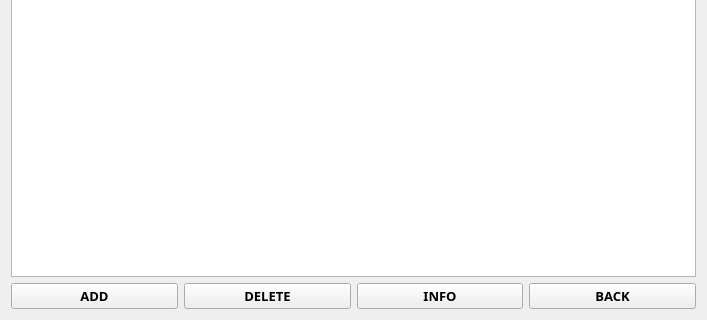
This is listborrowers.ui in markytools/sume-borrower-app as Qt 5 draws it before an edit; both pictures show x 0 to 707 and y 171 to 491 of the 707 by 491 pixel window. The edited form follows.
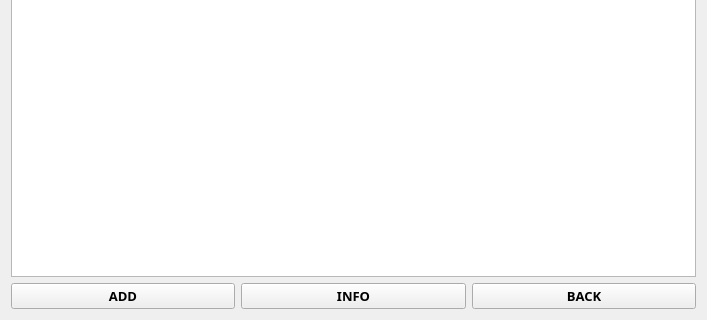
This is the edited form.

Patch:
```diff
--- a/listborrowers.ui
+++ b/listborrowers.ui
@@ -49,21 +49,6 @@
        </property>
       </widget>
      </item>
-     <item>
-      <widget class="QPushButton" name="Delete">
-       <property name="font">
-        <font>
-         <family>Segoe UI Black</family>
-         <pointsize>10</pointsize>
-         <weight>75</weight>
-         <bold>true</bold>
-        </font>
-       </property>
-       <property name="text">
-        <string>DELETE</string>
-       </property>
-      </widget>
-     </item>
      <item>
       <widget class="QPushButton" name="Info">
        <property name="font">
```
